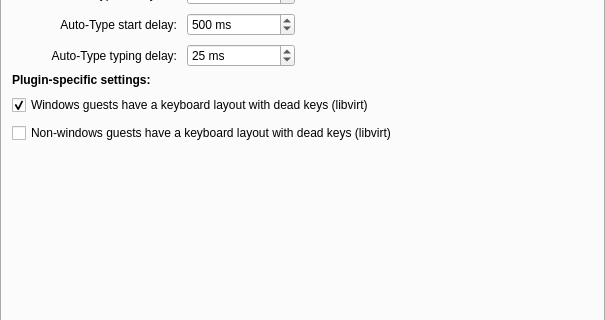
This is src/gui/ApplicationSettingsWidgetGeneral.ui in 1of0/keepassxc as Qt 5 draws it before an edit; both pictures show x 0 to 605 and y 224 to 544 of the 605 by 968 pixel window. The edited form follows.
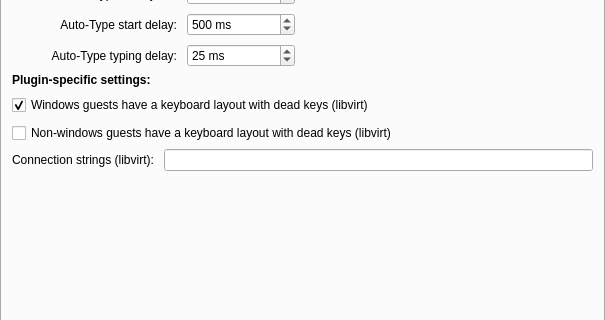
This is the edited form. The open tabs and pages were chosen to show the change. Custom widgets are drawn as their Qt base class.

Commit message: Allow specifying custom connection string for the libvirt auto-type plugin

Patch:
```diff
--- a/src/gui/ApplicationSettingsWidgetGeneral.ui
+++ b/src/gui/ApplicationSettingsWidgetGeneral.ui
@@ -1251,6 +1251,29 @@
          </layout>
         </widget>
        </item>
+       <item>
+        <layout class="QGridLayout" name="gridLayout_4" columnstretch="0,0">
+         <property name="horizontalSpacing">
+          <number>10</number>
+         </property>
+         <property name="verticalSpacing">
+          <number>8</number>
+         </property>
+         <item row="0" column="1">
+          <widget class="QLineEdit" name="autoTypeLibvirtConnectionStringsTextBox"/>
+         </item>
+         <item row="0" column="0">
+          <widget class="QLabel" name="autoTypeLibvirtConnectionStringsLabel">
+           <property name="text">
+            <string>Connection strings (libvirt):</string>
+           </property>
+           <property name="buddy">
+            <cstring>autoTypeLibvirtConnectionStringsTextBox</cstring>
+           </property>
+          </widget>
+         </item>
+        </layout>
+       </item>
        <item>
         <spacer name="verticalSpacer_3">
          <property name="orientation">
```
Left out of the diff: 8 changed lines with no effect on the pictures. The commit also changes 5 other files.
